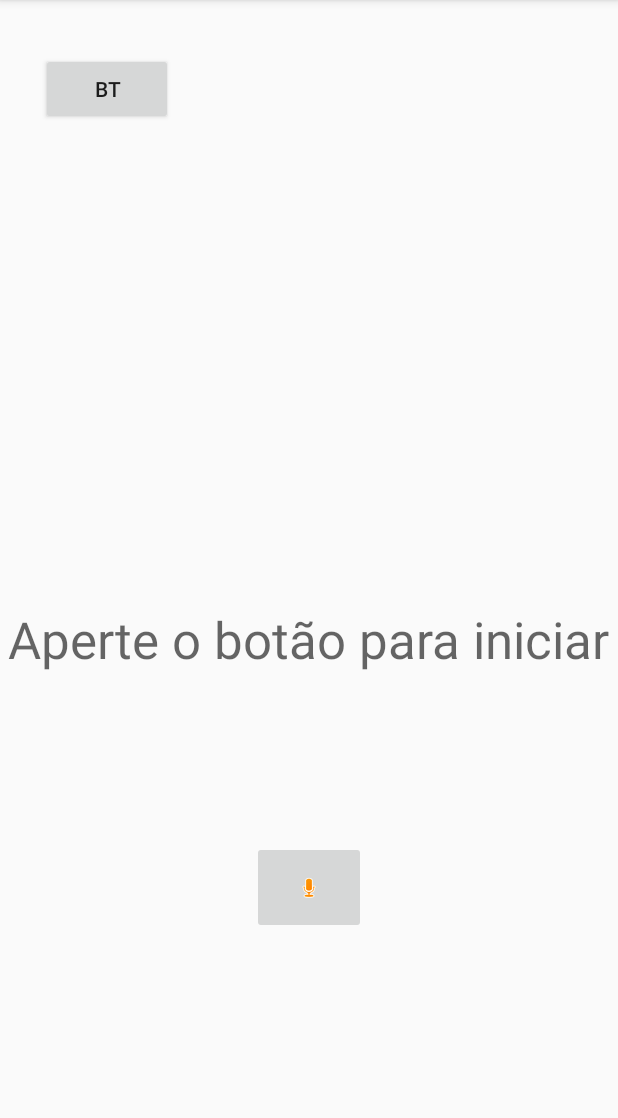
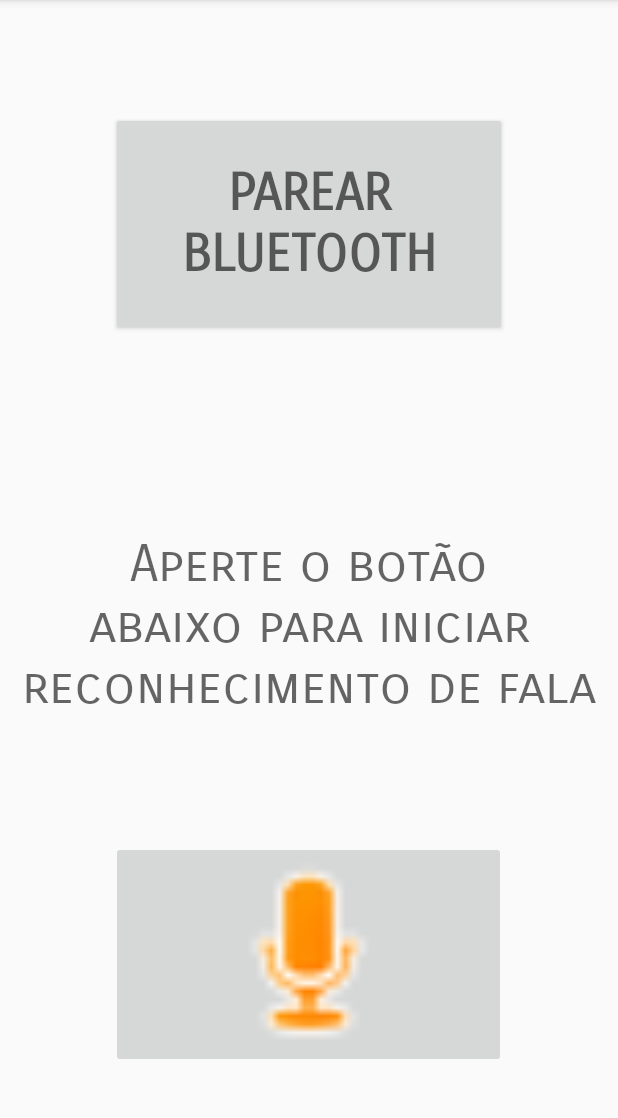
Before and after one commit to hugomesquitah/VoztickApp, an Android app: the screen it shows after launch (MainActivity), on a phone screen of 412 x 824 dp, the part 84-1202 px from its top. Run offline under Robolectric (Android 15) with nearby library versions, the phone set to English and light mode, and no system bars.

Commit message:
Improve Layout

```diff
--- a/app/src/main/java/com/example/voztick/partialvoice/MainActivity.java
+++ b/app/src/main/java/com/example/voztick/partialvoice/MainActivity.java
@@ -17,6 +17,7 @@ import android.support.annotation.RequiresApi;
 import android.support.v4.app.ActivityCompat;
 import android.support.v7.app.AppCompatActivity;
 import android.util.Log;
+import android.view.Gravity;
 import android.view.View;
 import android.widget.Button;
 import android.widget.ImageButton;
@@ -208,12 +209,14 @@ public class MainActivity extends AppCompatActivity {
         @Override
         public void onReadyForSpeech(final Bundle params) {
             Log.d(TAG, "onReadyForSpeech");
+            command.setGravity(Gravity.CENTER_HORIZONTAL);
             command.setText("Ouvindo...");
         }
 
         @Override
         public void onBeginningOfSpeech() {
             Log.d(TAG, "onBeginningOfSpeech");
+            command.setGravity(Gravity.CENTER_HORIZONTAL);
             command.setText("Ouvindo...");
             start = System.currentTimeMillis();
         }
@@ -235,6 +238,7 @@ public class MainActivity extends AppCompatActivity {
         @Override
         public void onError(final int error) {
             Log.d(TAG, "error " + error);
+            command.setGravity(Gravity.CENTER_HORIZONTAL);
             command.setText("");
             if (error == 6 || error == 7) {
                 restartListening();
@@ -266,6 +270,7 @@ public class MainActivity extends AppCompatActivity {
             if (commandIsValid(stringCommand)) {
                 stringCommand = stringCommand.trim().replaceAll(" +", ",");
                 final String[] r = stringCommand.split(",");
+                command.setGravity(Gravity.CENTER_HORIZONTAL);
                 command.setText("Comando enviado:\n");
                 for (final String s : r) {
                     Arrays.stream(TextCommandsEnum.values()).forEach(new Consumer<TextCommandsEnum>() {
--- a/app/src/main/res/layout/activity_main.xml
+++ b/app/src/main/res/layout/activity_main.xml
@@ -7,59 +7,50 @@
     tools:context=".MainActivity">
 
     <TextView
-        android:id="@+id/commandText2"
+        android:id="@+id/commandText"
         android:layout_width="wrap_content"
-        android:layout_height="19dp"
+        android:layout_height="120dp"
+        android:fontFamily="sans-serif-smallcaps"
+        android:gravity="center_horizontal"
+        android:text="Aperte o botão abaixo para iniciar reconhecimento de fala"
+        android:textAppearance="@style/TextAppearance.AppCompat.Display1"
         app:layout_constraintBottom_toBottomOf="parent"
-        app:layout_constraintHorizontal_bias="0.496"
+        app:layout_constraintHorizontal_bias="0.0"
         app:layout_constraintLeft_toLeftOf="parent"
         app:layout_constraintRight_toRightOf="parent"
         app:layout_constraintTop_toTopOf="parent"
-        app:layout_constraintVertical_bias="0.436" />
-
-    <TextView
-        android:id="@+id/commandText"
-        android:layout_width="wrap_content"
-        android:layout_height="120dp"
-        android:text="Aperte o botão para iniciar"
-        android:textAppearance="@style/TextAppearance.AppCompat.Display1"
-        app:layout_constraintBottom_toBottomOf="parent"
-        app:layout_constraintHorizontal_bias="0.496"
-        app:layout_constraintLeft_toLeftOf="parent"
-        app:layout_constraintRight_toRightOf="parent"
-        app:layout_constraintTop_toTopOf="parent"
-        app:layout_constraintVertical_bias="0.622" />
+        app:layout_constraintVertical_bias="0.548" />
 
     <ImageButton
         android:id="@+id/micButton"
-        android:layout_width="76dp"
-        android:layout_height="62dp"
+        style="@android:style/Widget.DeviceDefault.Light.ImageButton"
+        android:layout_width="263dp"
+        android:layout_height="151dp"
         android:layout_marginStart="154dp"
         android:layout_marginLeft="154dp"
         android:layout_marginEnd="154dp"
         android:layout_marginRight="154dp"
-        android:layout_marginBottom="145dp"
+        android:layout_marginBottom="56dp"
+        android:scaleType="fitCenter"
         app:layout_constraintBottom_toBottomOf="parent"
         app:layout_constraintEnd_toEndOf="parent"
+        app:layout_constraintHorizontal_bias="0.503"
         app:layout_constraintStart_toStartOf="parent"
         app:srcCompat="@android:drawable/presence_audio_away" />
 
     <Button
         android:id="@+id/bluetoothButton"
-        android:layout_width="wrap_content"
-        android:layout_height="48dp"
-        android:layout_marginStart="24dp"
-        android:layout_marginLeft="24dp"
-        android:layout_marginTop="35dp"
-        android:layout_marginEnd="291dp"
-        android:layout_marginRight="291dp"
-        android:layout_marginBottom="164dp"
-        android:text="BT"
-        app:layout_constraintBottom_toTopOf="@+id/commandText"
+        style="@style/Widget.AppCompat.Button"
+        android:layout_width="264dp"
+        android:layout_height="149dp"
+        android:fontFamily="sans-serif-smallcaps"
+        android:text="PAREAR BLUETOOTH"
+        android:textAppearance="@style/TextAppearance.AppCompat.Display1"
+        android:textStyle="bold"
+        app:layout_constraintBottom_toBottomOf="parent"
         app:layout_constraintEnd_toEndOf="parent"
-        app:layout_constraintHorizontal_bias="0.421"
         app:layout_constraintStart_toStartOf="parent"
         app:layout_constraintTop_toTopOf="parent"
-        app:layout_constraintVertical_bias="0.0" />
+        app:layout_constraintVertical_bias="0.121" />
 
 </android.support.constraint.ConstraintLayout>
```
